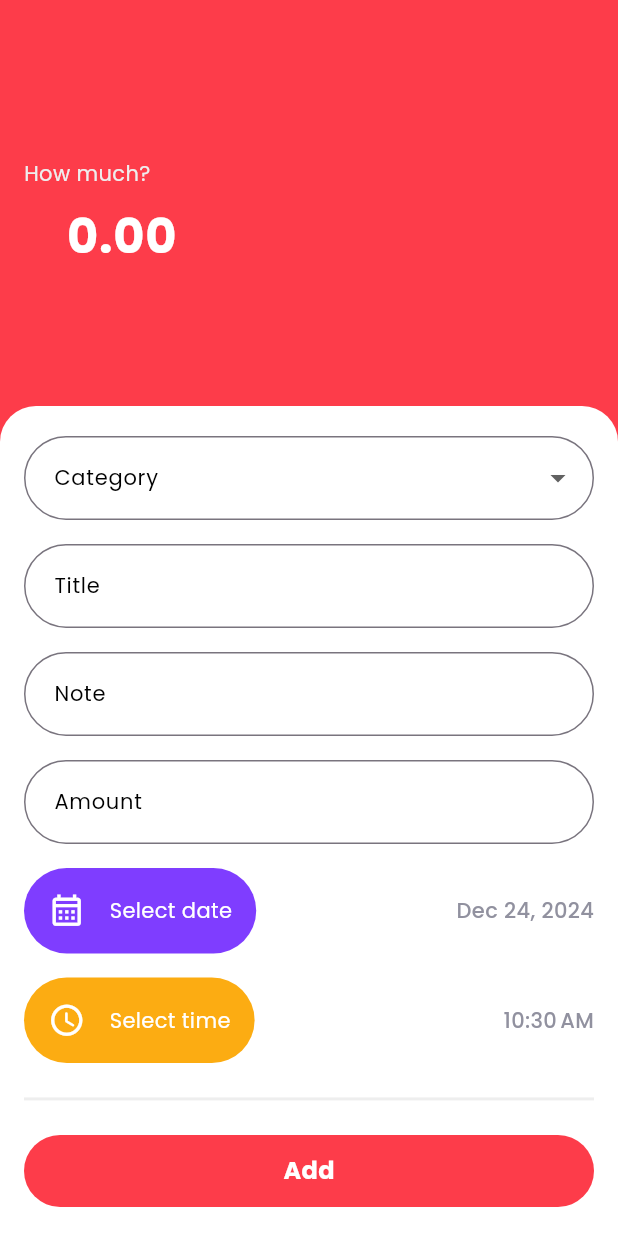
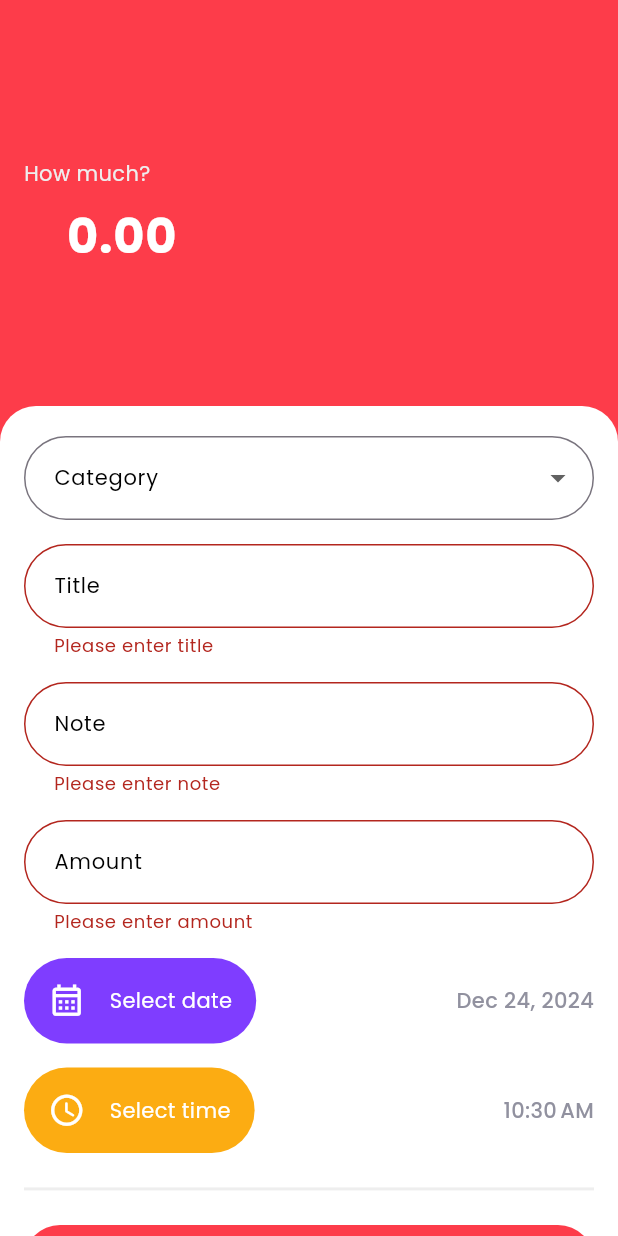
Before and after one commit to arjunalakshan/expense-tracker, a Flutter app: the AddNewView screen opened directly with empty values, scrolled down 59 dp, after a tap on "Add", on a phone screen of 412 x 824 dp. Run offline on Flutter 3.47's test engine with Material 3 defaults, Android fonts, the phone set to English and light mode, and no system bars; our stand-ins replace fl_chart, google_fonts, shared_preferences, smooth_page_indicator; accounts and stored records are empty.

Commit message:
Added form validation in Add new form section

```diff
--- a/lib/widgets/add_new_widgets/income_expense_form.dart
+++ b/lib/widgets/add_new_widgets/income_expense_form.dart
@@ -1,5 +1,4 @@
 import 'dart:developer';
-
 import 'package:expense_tracker/model/expense_model.dart';
 import 'package:expense_tracker/model/income_model.dart';
 import 'package:expense_tracker/services/expense_type_service.dart';
@@ -39,6 +38,8 @@ class _IncomeExpenseFormState extends State<IncomeExpenseForm> {
   DateTime _selectedDate = DateTime.now();
   TimeOfDay _selectedTime = TimeOfDay.now();
 
+  final _formHandlerKey = GlobalKey<FormState>();
+
   @override
   void dispose() {
     _titleController.dispose();
@@ -50,6 +51,7 @@ class _IncomeExpenseFormState extends State<IncomeExpenseForm> {
   @override
   Widget build(BuildContext context) {
     return Form(
+      key: _formHandlerKey,
       child: Column(
         children: [
           //* DropdownButtonFormField to select the category
@@ -101,6 +103,11 @@ class _IncomeExpenseFormState extends State<IncomeExpenseForm> {
           //* Title input field
           TextFormField(
             controller: _titleController,
+            validator: (value) {
+              if (value!.isEmpty) {
+                return "Please enter title";
+              }
+            },
             decoration: InputDecoration(
               labelText: "Title",
               labelStyle: const TextStyle(
@@ -123,6 +130,11 @@ class _IncomeExpenseFormState extends State<IncomeExpenseForm> {
           //* Note input field
           TextFormField(
             controller: _noteController,
+            validator: (value) {
+              if (value!.isEmpty) {
+                return "Please enter note";
+              }
+            },
             decoration: InputDecoration(
               labelText: "Note",
               labelStyle: const TextStyle(
@@ -145,6 +157,16 @@ class _IncomeExpenseFormState extends State<IncomeExpenseForm> {
           //* Amount input field with numeric keyboard
           TextFormField(
             controller: _amountController,
+            validator: (value) {
+              if (value!.isEmpty) {
+                return "Please enter amount";
+              }
+              double? amount = double.tryParse(value);
+              if (amount! <= 0) {
+                return "Please enter valid amount";
+              }
+              return null;
+            },
             keyboardType: TextInputType.number,
             decoration: InputDecoration(
               labelText: "Amount",
@@ -300,7 +322,8 @@ class _IncomeExpenseFormState extends State<IncomeExpenseForm> {
           ),
           GestureDetector(
             onTap: () async {
-              if (widget.currentSubmenuIndex == 0) {
+              if (widget.currentSubmenuIndex == 0 &&
+                  _formHandlerKey.currentState!.validate()) {
                 //* Get the list of expenses from the shared preferences
                 List<ExpenseModel> expenseModelList =
                     await ExpenseTypeService().getExpense();
@@ -330,7 +353,7 @@ class _IncomeExpenseFormState extends State<IncomeExpenseForm> {
                 _titleController.clear();
                 _noteController.clear();
                 _amountController.clear();
-              } else {
+              } else if (_formHandlerKey.currentState!.validate()) {
                 //* Get the list of incomes from the shared preferences
                 List<IncomeModel> incomeModelList =
                     await IncomeTypeService().getIncomeList();
--- a/lib/widgets/transaction_widgets/expense_card.dart
+++ b/lib/widgets/transaction_widgets/expense_card.dart
@@ -71,7 +71,7 @@ class ExpenseCard extends StatelessWidget {
                       height: 8,
                     ),
                     SizedBox(
-                      width: 120,
+                      width: 90,
                       child: Text(
                         note,
                         style: const TextStyle(
--- a/lib/widgets/transaction_widgets/income_card.dart
+++ b/lib/widgets/transaction_widgets/income_card.dart
@@ -71,7 +71,7 @@ class IncomeCard extends StatelessWidget {
                       height: 8,
                     ),
                     SizedBox(
-                      width: 120,
+                      width: 90,
                       child: Text(
                         note,
                         style: const TextStyle(
```
